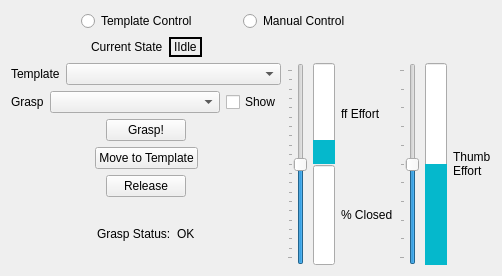
First picture: the form in vigir_ocs_grasp_widget/src/graspWidget.ui, repository team-vigir/vigir_ocs_common, before the edit.
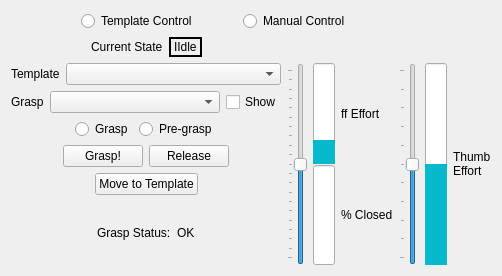
Second picture: the form after the edit.

Commit message: - initial changes to grasp widget layout

What changed in the file:
```diff
--- a/vigir_ocs_grasp_widget/src/graspWidget.ui
+++ b/vigir_ocs_grasp_widget/src/graspWidget.ui
@@ -197,9 +197,16 @@
         </spacer>
        </item>
        <item>
-        <widget class="QPushButton" name="performButton">
+        <widget class="QRadioButton" name="radioButton_2">
          <property name="text">
-          <string>Grasp!</string>
+          <string>Grasp</string>
+         </property>
+        </widget>
+       </item>
+       <item>
+        <widget class="QRadioButton" name="radioButton">
+         <property name="text">
+          <string>Pre-grasp</string>
          </property>
         </widget>
        </item>
@@ -234,9 +241,16 @@
         </spacer>
        </item>
        <item>
-        <widget class="QPushButton" name="templateButton">
+        <widget class="QPushButton" name="performButton">
          <property name="text">
-          <string>Move to Template</string>
+          <string>Grasp!</string>
+         </property>
+        </widget>
+       </item>
+       <item>
+        <widget class="QPushButton" name="releaseButton">
+         <property name="text">
+          <string>Release</string>
          </property>
         </widget>
        </item>
@@ -274,9 +288,9 @@
         </spacer>
        </item>
        <item>
-        <widget class="QPushButton" name="releaseButton">
+        <widget class="QPushButton" name="templateButton">
          <property name="text">
-          <string>Release</string>
+          <string>Move to Template</string>
          </property>
         </widget>
        </item>
```
